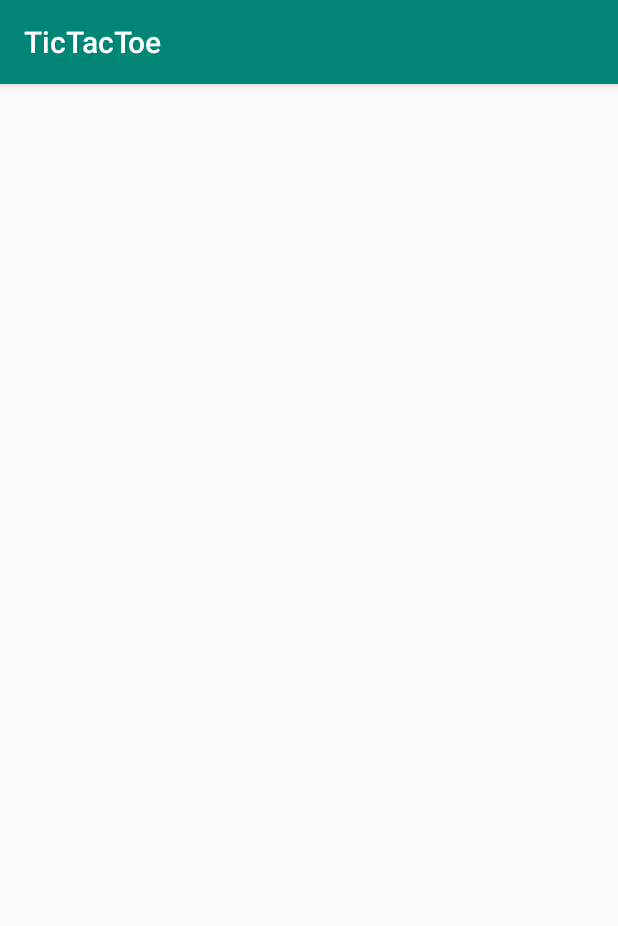
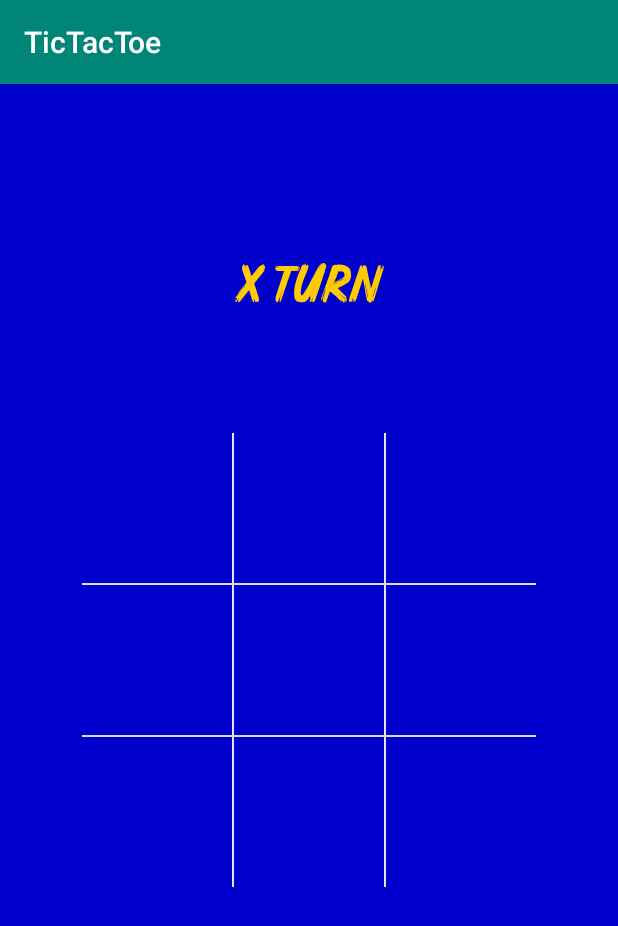
Before and after one commit to Pietrass/TicTacToe, an Android app: the Board screen opened directly, with no data from a screen before it, on a phone screen of 412 x 824 dp. Shown: the top 926 px of the screen. Run offline under Robolectric (Android 15) with nearby library versions, the phone set to English and light mode, and no system bars.

Commit message:
Added changes.

```diff
--- a/app/build.gradle
+++ b/app/build.gradle
@@ -4,7 +4,7 @@ android {
     compileSdkVersion 28
     defaultConfig {
         applicationId "com.example.piotr.tictactoe"
-        minSdkVersion 15
+        minSdkVersion 16
         targetSdkVersion 28
         versionCode 1
         versionName "1.0"
--- /dev/null
+++ b/app/src/main/java/com/example/piotr/tictactoe/BaseActivity.java
@@ -0,0 +1,34 @@
+package com.example.piotr.tictactoe;
+
+import android.os.Bundle;
+import android.support.v7.app.AppCompatActivity;
+import android.view.View;
+
+public class BaseActivity extends AppCompatActivity {
+
+    @Override
+    protected void onCreate(Bundle savedInstanceState) {
+        super.onCreate(savedInstanceState);
+        setContentView(R.layout.activity_main);
+    }
+
+    @Override
+    public void onWindowFocusChanged(boolean hasFocus) {
+        super.onWindowFocusChanged(hasFocus);
+        if (hasFocus) {
+            hideSystemUI();
+        }
+    }
+
+    private void hideSystemUI() {
+        View decorView = getWindow().getDecorView();
+        decorView.setSystemUiVisibility(
+                View.SYSTEM_UI_FLAG_IMMERSIVE
+                        | View.SYSTEM_UI_FLAG_LAYOUT_STABLE
+                        | View.SYSTEM_UI_FLAG_LAYOUT_HIDE_NAVIGATION
+                        | View.SYSTEM_UI_FLAG_LAYOUT_FULLSCREEN
+                        | View.SYSTEM_UI_FLAG_HIDE_NAVIGATION
+                        | View.SYSTEM_UI_FLAG_FULLSCREEN
+        );
+    }
+}
--- a/app/src/main/java/com/example/piotr/tictactoe/Board.java
+++ b/app/src/main/java/com/example/piotr/tictactoe/Board.java
@@ -1,13 +1,99 @@
 package com.example.piotr.tictactoe;
 
-import android.support.v7.app.AppCompatActivity;
+import android.graphics.Color;
 import android.os.Bundle;
+import android.view.View;
+import android.widget.GridLayout;
+import android.widget.TextSwitcher;
+import android.widget.TextView;
 
-public class Board extends AppCompatActivity {
+public class Board extends BaseActivity implements View.OnClickListener {
+
+    TextSwitcher turnTextSwitcher;
+    int turn, numOfMoves;
+    GridLayout boardGrid;
+    BoardButton[] boardButtonArray;
+    public static String winner;
 
     @Override
     protected void onCreate(Bundle savedInstanceState) {
         super.onCreate(savedInstanceState);
         setContentView(R.layout.activity_board);
+
+        turnTextSwitcher = findViewById(R.id.turn_textswitcher);
+        turnTextSwitcher.setInAnimation(getBaseContext(), android.R.anim.slide_in_left);
+        turnTextSwitcher.setOutAnimation(getBaseContext(), android.R.anim.slide_out_right);
+        boardGrid = findViewById(R.id.board_grid);
+
+        turnTextSwitcher.setY(MainActivity.height / 7);
+        turnTextSwitcher.setText("X turn");
+        turn = 0;
+        boardGrid.setBackgroundColor(Color.WHITE);
+
+        boardButtonArray = new BoardButton[9];
+
+        for (int i = 0; i < 9; i++) {
+            String idString = "board_button_" + i;
+            int id = getResources().getIdentifier(idString, "id", getPackageName());
+            boardButtonArray[i] = findViewById(id);
+            boardButtonArray[i].setOnClickListener(this);
+        }
+
+    }
+
+    @Override
+    public void onClick(View v) {
+        BoardButton button = (BoardButton) v;
+        setButtonBackground(button);
+        v.setEnabled(false);
+        numOfMoves++;
+        checkIfAnybodyWon();
+    }
+
+    private void checkIfAnybodyWon() {
+        if ((boardButtonArray[0].buttonState.equals(boardButtonArray[1].buttonState) && boardButtonArray[1].buttonState.equals(boardButtonArray[2].buttonState)) && !(boardButtonArray[0].buttonState.equals("empty")) ||
+                boardButtonArray[3].buttonState.equals(boardButtonArray[4].buttonState) && boardButtonArray[4].buttonState.equals(boardButtonArray[5].buttonState) && !(boardButtonArray[3].buttonState.equals("empty"))||
+                boardButtonArray[6].buttonState.equals(boardButtonArray[7].buttonState) && boardButtonArray[7].buttonState.equals(boardButtonArray[8].buttonState) && !(boardButtonArray[6].buttonState.equals("empty"))||
+                boardButtonArray[0].buttonState.equals(boardButtonArray[3].buttonState) && boardButtonArray[3].buttonState.equals(boardButtonArray[6].buttonState) && !(boardButtonArray[0].buttonState.equals("empty"))||
+                boardButtonArray[1].buttonState.equals(boardButtonArray[4].buttonState) && boardButtonArray[4].buttonState.equals(boardButtonArray[7].buttonState) && !(boardButtonArray[1].buttonState.equals("empty"))||
+                boardButtonArray[2].buttonState.equals(boardButtonArray[5].buttonState) && boardButtonArray[5].buttonState.equals(boardButtonArray[8].buttonState) && !(boardButtonArray[2].buttonState.equals("empty"))||
+                boardButtonArray[0].buttonState.equals(boardButtonArray[4].buttonState) && boardButtonArray[4].buttonState.equals(boardButtonArray[8].buttonState) && !(boardButtonArray[0].buttonState.equals("empty"))||
+                boardButtonArray[2].buttonState.equals(boardButtonArray[4].buttonState) && boardButtonArray[4].buttonState.equals(boardButtonArray[6].buttonState) && !(boardButtonArray[2].buttonState.equals("empty"))
+                ) {
+            if (turn == 0) {
+                winner = "X";
+                DialogPlayAgain dialogPlayAgain = new DialogPlayAgain();
+                dialogPlayAgain.show(getSupportFragmentManager(), "X");
+            } else {
+                winner = "O";
+                DialogPlayAgain dialogPlayAgain = new DialogPlayAgain();
+                dialogPlayAgain.show(getSupportFragmentManager(), "O");
+
+            }
+        } else {
+            if (turn == 0) {
+                turnTextSwitcher.setText("O turn");
+                turn = 1;
+            } else {
+                turnTextSwitcher.setText("X turn");
+                turn = 0;
+            }
+
+            if (numOfMoves == 9) {
+                winner = "Draw";
+                DialogPlayAgain dialogPlayAgain = new DialogPlayAgain();
+                dialogPlayAgain.show(getSupportFragmentManager(), "Draw");
+            }
+        }
+    }
+
+    private void setButtonBackground(BoardButton button) {
+        if (turn == 0) {
+            button.setText("X");
+            button.setButtonState("X");
+        } else {
+            button.setText("O");
+            button.setButtonState("O");
+        }
     }
 }
--- /dev/null
+++ b/app/src/main/java/com/example/piotr/tictactoe/BoardButton.java
@@ -0,0 +1,18 @@
+package com.example.piotr.tictactoe;
+
+import android.content.Context;
+import android.util.AttributeSet;
+import android.widget.Button;
+
+public class BoardButton extends android.support.v7.widget.AppCompatButton {
+
+    String buttonState = "empty";
+
+    public BoardButton(Context context, AttributeSet attributeSet) {
+        super(context, attributeSet);
+    }
+
+    public void setButtonState(String buttonState) {
+        this.buttonState = buttonState;
+    }
+}
--- a/app/src/main/res/layout/activity_board.xml
+++ b/app/src/main/res/layout/activity_board.xml
@@ -1,9 +1,82 @@
 <?xml version="1.0" encoding="utf-8"?>
-<android.support.constraint.ConstraintLayout xmlns:android="http://schemas.android.com/apk/res/android"
+<RelativeLayout xmlns:android="http://schemas.android.com/apk/res/android"
     xmlns:app="http://schemas.android.com/apk/res-auto"
     xmlns:tools="http://schemas.android.com/tools"
     android:layout_width="match_parent"
     android:layout_height="match_parent"
+    android:background="#0000cc"
     tools:context=".Board">
 
-</android.support.constraint.ConstraintLayout>
+    <TextSwitcher
+        android:id="@+id/turn_textswitcher"
+        android:textSize="35sp"
+        android:textColor="#ffcc00"
+        android:layout_centerHorizontal="true"
+        android:layout_width="wrap_content"
+        android:animateLayoutChanges="true"
+        android:layout_height="wrap_content">
+        <TextView
+            android:textSize="35sp"
+            android:textColor="#ffcc00"
+            android:fontFamily="@font/mighty_brush"
+            android:layout_width="100dp"
+            android:layout_height="wrap_content" />
+        <TextView
+            android:textSize="35sp"
+            android:textColor="#ffcc00"
+            android:fontFamily="@font/mighty_brush"
+            android:layout_width="100dp"
+            android:layout_height="wrap_content" />
+    </TextSwitcher>
+
+    <GridLayout
+        android:id="@+id/board_grid"
+        android:layout_width="wrap_content"
+        android:layout_height="wrap_content"
+        android:columnCount="3"
+        android:layout_centerInParent="true"
+        android:background="#FFFFFF">
+
+        <com.example.piotr.tictactoe.BoardButton
+            android:id="@+id/board_button_0"
+            style="@style/boardButton"
+            android:layout_marginRight="1dp"
+            android:layout_marginBottom="1dp" />
+        <com.example.piotr.tictactoe.BoardButton
+            android:id="@+id/board_button_1"
+            style="@style/boardButton"
+            android:layout_marginRight="1dp"
+            android:layout_marginBottom="1dp" />
+        <com.example.piotr.tictactoe.BoardButton
+            android:id="@+id/board_button_2"
+            style="@style/boardButton"
+            android:layout_marginBottom="1dp" />
+        <com.example.piotr.tictactoe.BoardButton
+            android:id="@+id/board_button_3"
+            style="@style/boardButton"
+            android:layout_marginRight="1dp"
+            android:layout_marginBottom="1dp" />
+        <com.example.piotr.tictactoe.BoardButton
+            android:id="@+id/board_button_4"
+            style="@style/boardButton"
+            android:layout_marginRight="1dp"
+            android:layout_marginBottom="1dp" />
+        <com.example.piotr.tictactoe.BoardButton
+            android:id="@+id/board_button_5"
+            android:layout_marginBottom="1dp"
+            style="@style/boardButton"/>
+        <com.example.piotr.tictactoe.BoardButton
+            android:id="@+id/board_button_6"
+            android:layout_marginRight="1dp"
+            style="@style/boardButton" />
+        <com.example.piotr.tictactoe.BoardButton
+            android:id="@+id/board_button_7"
+            style="@style/boardButton"
+            android:layout_marginRight="1dp" />
+        <com.example.piotr.tictactoe.BoardButton
+            android:id="@+id/board_button_8"
+            style="@style/boardButton" />
+
+    </GridLayout>
+
+</RelativeLayout>
--- a/app/src/main/res/values/colors.xml
+++ b/app/src/main/res/values/colors.xml
@@ -3,4 +3,5 @@
     <color name="colorPrimary">#008577</color>
     <color name="colorPrimaryDark">#00574B</color>
     <color name="colorAccent">#D81B60</color>
+    <color name="boardBackground">#0000cc</color>
 </resources>
--- a/app/src/main/res/values/strings.xml
+++ b/app/src/main/res/values/strings.xml
@@ -1,3 +1,5 @@
 <resources>
     <string name="app_name">TicTacToe</string>
+    <string name="won">won</string>
+    <string name="play_again">play again</string>
 </resources>
--- a/app/src/main/res/values/styles.xml
+++ b/app/src/main/res/values/styles.xml
@@ -8,4 +8,13 @@
         <item name="colorAccent">@color/colorAccent</item>
     </style>
 
+    <style name="boardButton">
+        <item name="android:layout_width">100dp</item>
+        <item name="android:layout_height">100dp</item>
+        <item name="android:background">@color/boardBackground</item>
+        <item name="android:textSize">55sp</item>
+        <item name="android:textColor">#ffcc00</item>
+        <item name="android:fontFamily">@font/mighty_brush</item>
+    </style>
+
 </resources>
```
Also changed, not shown: app/src/main/java/com/example/piotr/tictactoe/DialogPlayAgain.java (added, +36 -0 lines), app/src/main/java/com/example/piotr/tictactoe/MainActivity.java (+1 -25 lines), app/src/main/res/layout/activity_main.xml (+7 -1 lines), app/src/main/res/font/mighty_brush.ttf (added).
